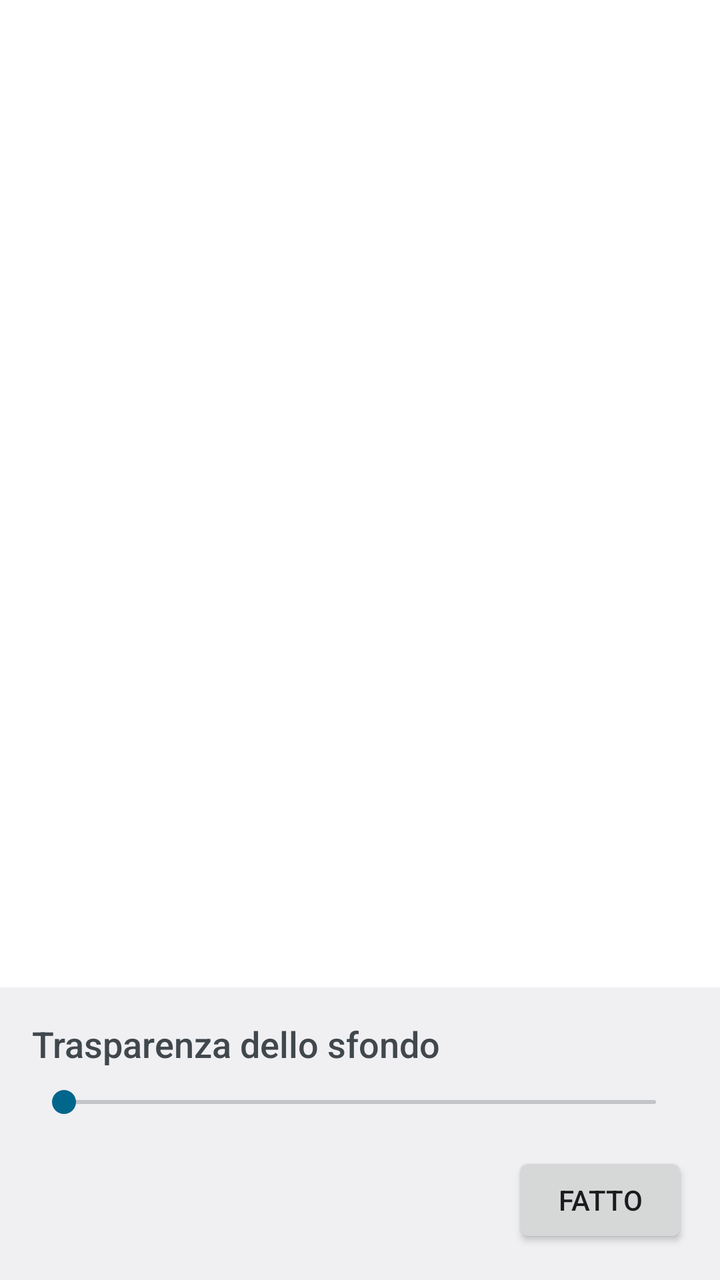
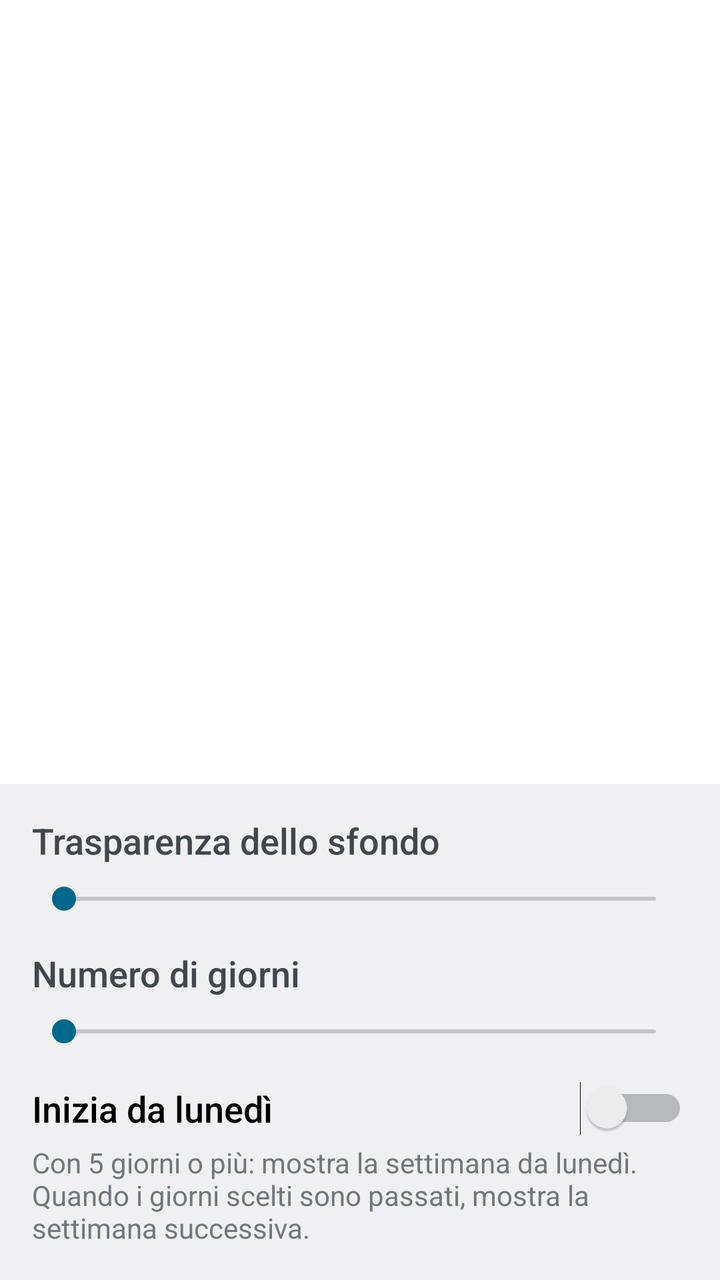

An Android layout rendered at two revisions. The XML below is the earlier revision; the diff shows what the commit changed to produce the second picture.
<!-- AndroidManifest.xml: activity theme Theme.HourByHour.WidgetSettings -->
<!-- res/layout/activity_widget_settings.xml -->
<?xml version="1.0" encoding="utf-8"?>
<LinearLayout xmlns:android="http://schemas.android.com/apk/res/android"
    android:layout_width="match_parent"
    android:layout_height="match_parent"
    android:fitsSystemWindows="true"
    android:orientation="vertical">

    <FrameLayout
        android:id="@+id/preview"
        android:layout_width="match_parent"
        android:layout_height="360dp"
        android:layout_margin="16dp" />

    <Space
        android:layout_width="match_parent"
        android:layout_height="0dp"
        android:layout_weight="1" />

    <LinearLayout
        android:layout_width="match_parent"
        android:layout_height="wrap_content"
        android:background="?android:attr/colorBackground"
        android:orientation="vertical"
        android:padding="16dp">

        <LinearLayout
            android:layout_width="match_parent"
            android:layout_height="wrap_content"
            android:orientation="horizontal">

            <TextView
                android:layout_width="0dp"
                android:layout_height="wrap_content"
                android:layout_weight="1"
                android:labelFor="@id/transparency"
                android:text="@string/transparency_label"
                android:textAppearance="?android:attr/textAppearanceMedium" />

            <TextView
                android:id="@+id/transparency_value"
                android:layout_width="wrap_content"
                android:layout_height="wrap_content"
                android:textAppearance="?android:attr/textAppearanceMedium" />
        </LinearLayout>

        <SeekBar
            android:id="@+id/transparency"
            android:layout_width="match_parent"
            android:layout_height="wrap_content"
            android:layout_marginTop="8dp" />

        <Button
            android:id="@+id/done"
            android:layout_width="wrap_content"
            android:layout_height="wrap_content"
            android:layout_gravity="end"
            android:layout_marginTop="16dp"
            android:text="@string/done" />
    </LinearLayout>
</LinearLayout>
<!-- resources referenced by this layout -->
<resources>
  <string name="done">Fatto</string>
  <string name="transparency_label">Trasparenza dello sfondo</string>
  <style name="Theme.HourByHour.WidgetSettings" parent="@android:style/Theme.DeviceDefault.DayNight">
          <item name="android:windowShowWallpaper">true</item>
          <item name="android:windowBackground">@android:color/transparent</item>
      </style>
</resources>

<!-- the commit's change to res/layout/activity_widget_settings.xml (unified diff, before → after) -->
@@ -49,6 +49,49 @@
             android:layout_height="wrap_content"
             android:layout_marginTop="8dp" />
 
+        <LinearLayout
+            android:layout_width="match_parent"
+            android:layout_height="wrap_content"
+            android:layout_marginTop="16dp"
+            android:orientation="horizontal">
+
+            <TextView
+                android:layout_width="0dp"
+                android:layout_height="wrap_content"
+                android:layout_weight="1"
+                android:labelFor="@id/day_count"
+                android:text="@string/day_count_label"
+                android:textAppearance="?android:attr/textAppearanceMedium" />
+
+            <TextView
+                android:id="@+id/day_count_value"
+                android:layout_width="wrap_content"
+                android:layout_height="wrap_content"
+                android:textAppearance="?android:attr/textAppearanceMedium" />
+        </LinearLayout>
+
+        <SeekBar
+            android:id="@+id/day_count"
+            android:layout_width="match_parent"
+            android:layout_height="wrap_content"
+            android:layout_marginTop="8dp" />
+
+        <Switch
+            android:id="@+id/start_on_monday"
+            android:layout_width="match_parent"
+            android:layout_height="wrap_content"
+            android:layout_marginTop="16dp"
+            android:text="@string/start_on_monday"
+            android:textAppearance="?android:attr/textAppearanceMedium" />
+
+        <TextView
+            android:id="@+id/start_on_monday_hint"
+            android:layout_width="match_parent"
+            android:layout_height="wrap_content"
+            android:layout_marginTop="4dp"
+            android:text="@string/start_on_monday_hint"
+            android:textAppearance="?android:attr/textAppearanceSmall" />
+
         <Button
             android:id="@+id/done"
             android:layout_width="wrap_content"
<!-- resource entries referenced after the edit -->
@@ -1,6 +1,9 @@
 <!-- resources referenced by this layout -->
 <resources>
+  <string name="day_count_label">Numero di giorni</string>
   <string name="done">Fatto</string>
+  <string name="start_on_monday">Inizia da lunedì</string>
+  <string name="start_on_monday_hint">Con 5 giorni o più: mostra la settimana da lunedì. Quando i giorni scelti sono passati, mostra la settimana successiva.</string>
   <string name="transparency_label">Trasparenza dello sfondo</string>
   <style name="Theme.HourByHour.WidgetSettings" parent="@android:style/Theme.DeviceDefault.DayNight">
           <item name="android:windowShowWallpaper">true</item>
